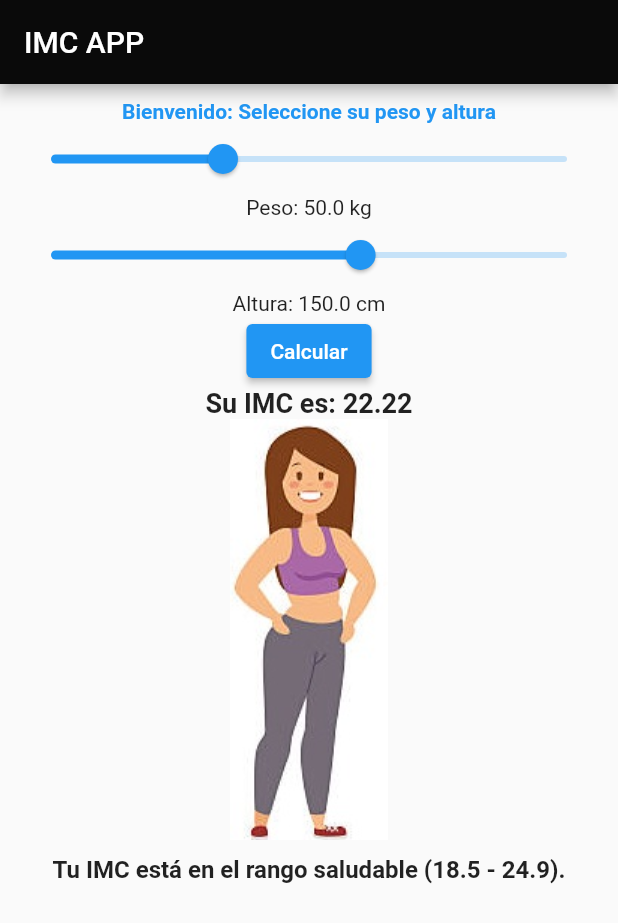
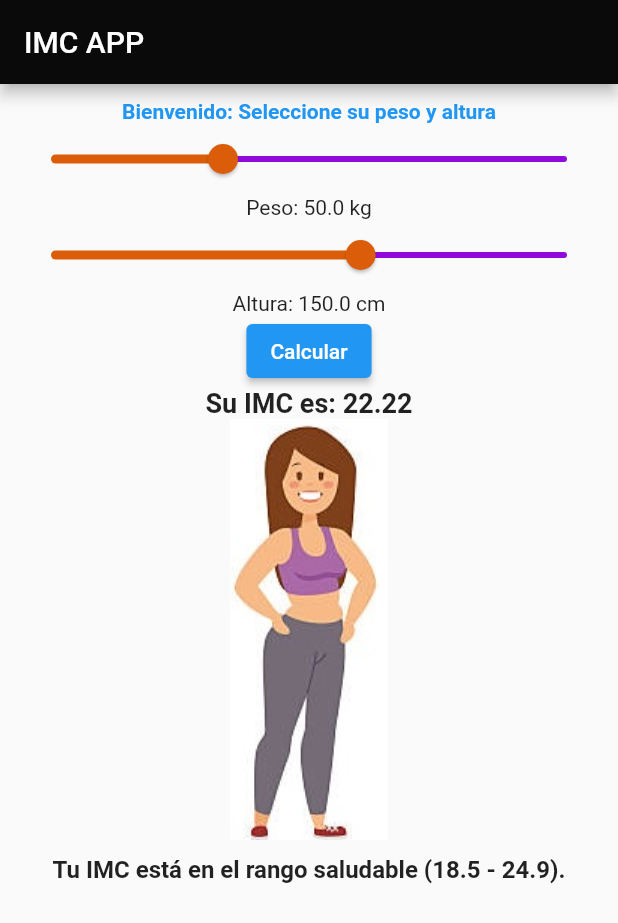
Before and after one commit to LADISLAOCOSTILLO/axamen, a Flutter app: the screen it shows after launch, on a phone screen of 412 x 824 dp. Shown: the top 923 px of the screen. Run offline on Flutter 3.47's test engine with Material 2 defaults, Android fonts, the light colour scheme and no system bars.

Commit message:
ultimo commit

```diff
--- a/lib/test2_page.dart
+++ b/lib/test2_page.dart
@@ -13,6 +13,7 @@ class _Test2PageState extends State<Test4Page> {
   double weight = 50; // Valor inicial del peso
   double height = 150; // Valor inicial de la altura
   double bmi = 0; // Variable para almacenar el resultado del IMC
+  String message="Presiona el Boton";
 
   @override
   Widget build(BuildContext context) {
@@ -45,6 +46,9 @@ class _Test2PageState extends State<Test4Page> {
                   weight = value;
                 });
               },
+
+              activeColor: Color.fromARGB(255, 219, 93, 9), // Cambia el color del área activa
+              inactiveColor: Color.fromARGB(255, 143, 10, 219),
             ),
             Text("Peso: ${weight.toStringAsFixed(1)} kg"),
             Slider(
@@ -56,6 +60,8 @@ class _Test2PageState extends State<Test4Page> {
                   height = value;
                 });
               },
+              activeColor: Color.fromARGB(255, 219, 93, 9),
+              inactiveColor: Color.fromARGB(255, 143, 10, 219),
             ),
             Text("Altura: ${height.toStringAsFixed(1)} cm"),
             ElevatedButton(
```
